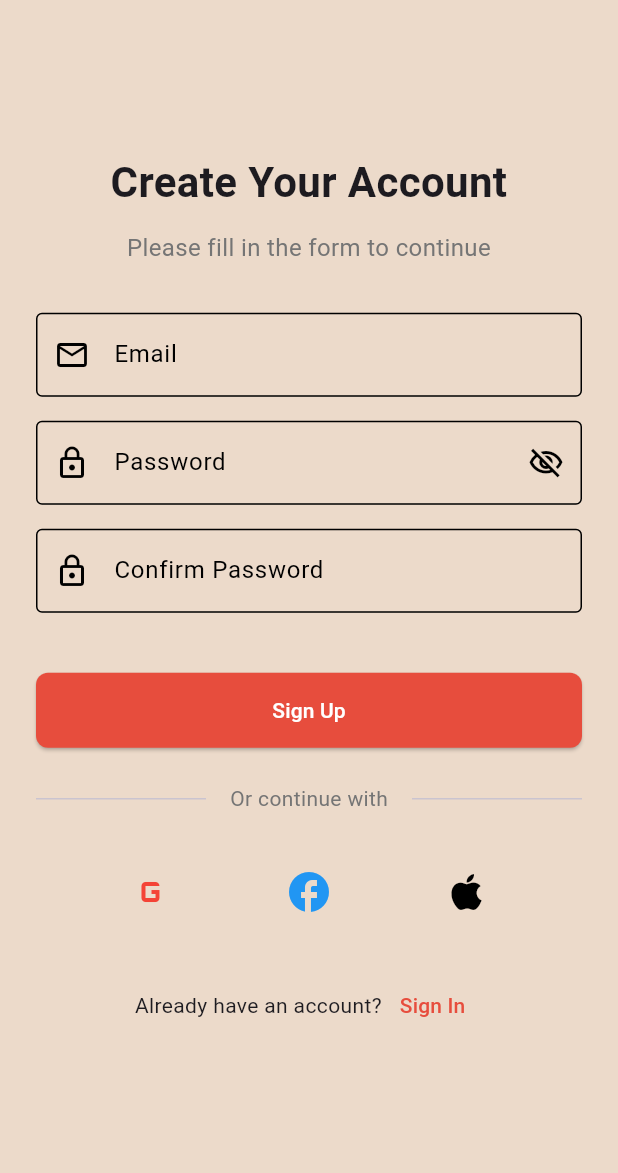
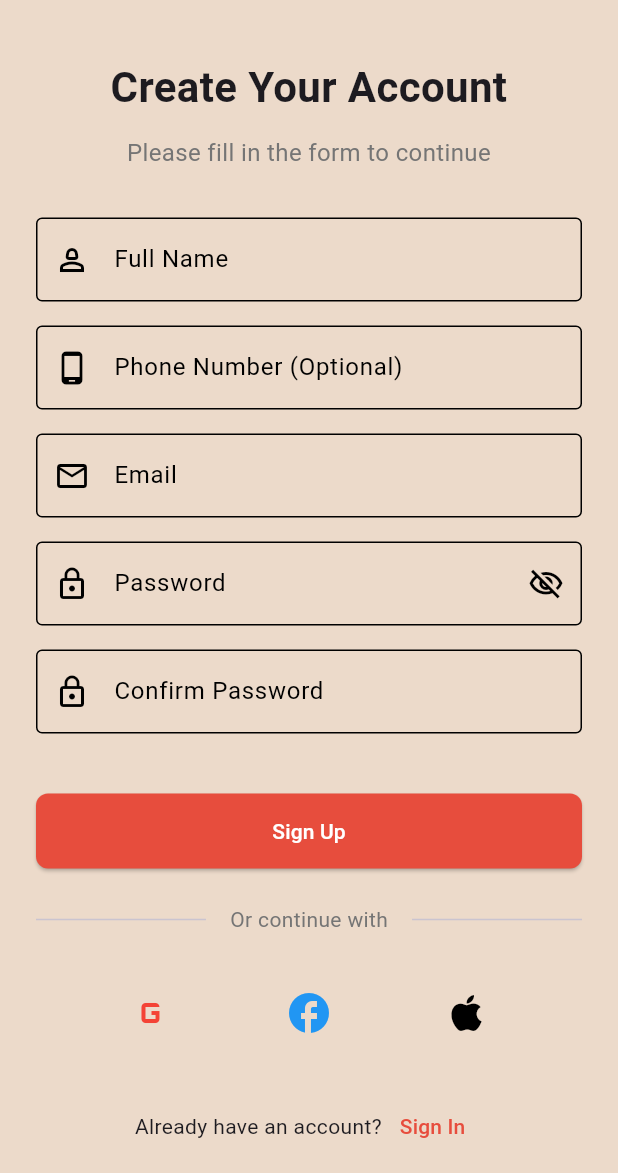
Before and after one commit to chamithharshamal/PetWell-Mobile_Application, a Flutter app: the SignUpScreen screen opened directly, on a phone screen of 412 x 824 dp, the part 63-1236 px from its top. Run offline on Flutter 3.47's test engine with Material 3 defaults, Android fonts, the phone set to English and light mode, and no system bars; our stand-ins replace cloud_firestore, firebase_auth, firebase_core, google_sign_in, sign_in_with_apple; missing offline and left inert: flutter_facebook_auth; accounts and stored records are empty.

Commit message:
Update signup_screen.dart

```diff
--- a/petwell/lib/features/auth/screens/signup_screen.dart
+++ b/petwell/lib/features/auth/screens/signup_screen.dart
@@ -1,10 +1,28 @@
-// lib/screens/signup_screen.dart
+import 'package:cloud_firestore/cloud_firestore.dart';
+import 'package:firebase_auth/firebase_auth.dart';
 import 'package:flutter/material.dart';
 import '../widgets/auth_form.dart';
-import 'home_screen.dart';
+import '../../home/home_screen.dart';
+import 'start_page.dart';
 
-class SignUpScreen extends StatelessWidget {
-  const SignUpScreen({Key? key}) : super(key: key);
+class SignUpScreen extends StatefulWidget {
+  const SignUpScreen({super.key});
+
+  @override
+  _SignUpScreenState createState() => _SignUpScreenState();
+}
+
+class _SignUpScreenState extends State<SignUpScreen> {
+  bool _isLoading = false;
+  final _nameController = TextEditingController();
+  final _phoneController = TextEditingController();
+
+  @override
+  void dispose() {
+    _nameController.dispose();
+    _phoneController.dispose();
+    super.dispose();
+  }
 
   @override
   Widget build(BuildContext context) {
@@ -28,51 +46,133 @@ class SignUpScreen extends StatelessWidget {
                 mainAxisAlignment: MainAxisAlignment.center,
                 crossAxisAlignment: CrossAxisAlignment.stretch,
                 children: [
-                  // Title
                   const Text(
                     'Create Your Account',
                     textAlign: TextAlign.center,
                     style: TextStyle(fontSize: 28, fontWeight: FontWeight.bold),
                   ),
                   const SizedBox(height: 12),
-                  // Subtitle
                   Text(
                     'Please fill in the form to continue',
                     textAlign: TextAlign.center,
                     style: TextStyle(fontSize: 16, color: Colors.grey[600]),
                   ),
                   const SizedBox(height: 32),
-                  // Sign up form
+                  TextFormField(
+                    controller: _nameController,
+                    decoration: const InputDecoration(
+                      labelText: 'Full Name',
+                      labelStyle: TextStyle(color: Colors.black),
+                      prefixIcon: Icon(
+                        Icons.person_2_outlined,
+                        color: Colors.black,
+                      ),
+                      border: OutlineInputBorder(),
+                      enabledBorder: OutlineInputBorder(
+                        borderSide: BorderSide(color: Colors.black),
+                      ),
+                      focusedBorder: OutlineInputBorder(
+                        borderSide: BorderSide(color: Colors.black, width: 2),
+                      ),
+                    ),
+                    enabled: !_isLoading,
+                    validator: (value) {
+                      if (value == null || value.isEmpty) {
+                        return 'Please enter your name';
+                      }
+                      return null;
+                    },
+                  ),
+                  const SizedBox(height: 16),
+                  TextFormField(
+                    controller: _phoneController,
+                    decoration: const InputDecoration(
+                      labelText: 'Phone Number (Optional)',
+                      labelStyle: TextStyle(color: Colors.black),
+                      prefixIcon: Icon(
+                        Icons.phone_android_outlined,
+                        color: Colors.black,
+                      ),
+                      border: OutlineInputBorder(),
+                      enabledBorder: OutlineInputBorder(
+                        borderSide: BorderSide(color: Colors.black),
+                      ),
+                      focusedBorder: OutlineInputBorder(
+                        borderSide: BorderSide(color: Colors.black, width: 2),
+                      ),
+                    ),
+                    keyboardType: TextInputType.phone,
+                    enabled: !_isLoading,
+                  ),
+                  const SizedBox(height: 16),
                   AuthForm(
                     isSignIn: false,
-                    onSubmit: (email, password) {
-                      // TODO: Implement user registration logic here
-                      print('Sign up with: $email, $password');
-
-                      // Navigate to home screen on successful sign up
+                    isLoading: _isLoading,
+                    onSubmit: (email, password) async {
+                      if (_nameController.text.isEmpty) {
+                        ScaffoldMessenger.of(context).showSnackBar(
+                          const SnackBar(
+                            content: Text('Please enter your name'),
+                          ),
+                        );
+                        return;
+                      }
+                      setState(() {
+                        _isLoading = true;
+                      });
+                      try {
+                        final userCredential = await FirebaseAuth.instance
+                            .createUserWithEmailAndPassword(
+                              email: email,
+                              password: password,
+                            );
+                        await FirebaseFirestore.instance
+                            .collection('users')
+                            .doc(userCredential.user!.uid)
+                            .set({
+                              'email': email,
+                              'name': _nameController.text.trim(),
+                              'phoneNumber':
+                                  _phoneController.text.trim().isEmpty
+                                      ? null
+                                      : _phoneController.text.trim(),
+                              'createdAt': FieldValue.serverTimestamp(),
+                              'isAdmin': false, // Default to false
+                            });
                         Navigator.pushReplacement(
                           context,
                           MaterialPageRoute(
                             builder: (context) => const HomeScreen(),
                           ),
                         );
+                      } on FirebaseAuthException catch (e) {
+                        ScaffoldMessenger.of(context).showSnackBar(
+                          SnackBar(
+                            content: Text(e.message ?? 'Sign-up failed'),
+                          ),
+                        );
+                      } finally {
+                        setState(() {
+                          _isLoading = false;
+                        });
+                      }
                     },
                   ),
                   const SizedBox(height: 24),
-                  // Sign in link
                   Row(
                     mainAxisAlignment: MainAxisAlignment.center,
                     children: [
                       const Text("Already have an account?"),
                       TextButton(
-                        onPressed: () {
+                        onPressed:
+                            _isLoading
+                                ? null
+                                : () {
                                   Navigator.pop(context);
                                 },
                         child: const Text(
                           'Sign In',
-                          style: TextStyle(
-                            color: Color(0xFFE74D3D),
-                          ), // Custom color for the text
+                          style: TextStyle(color: Color(0xFFE74D3D)),
                         ),
                       ),
                     ],
```
Lines whose indentation alone changed are shown as unchanged.
